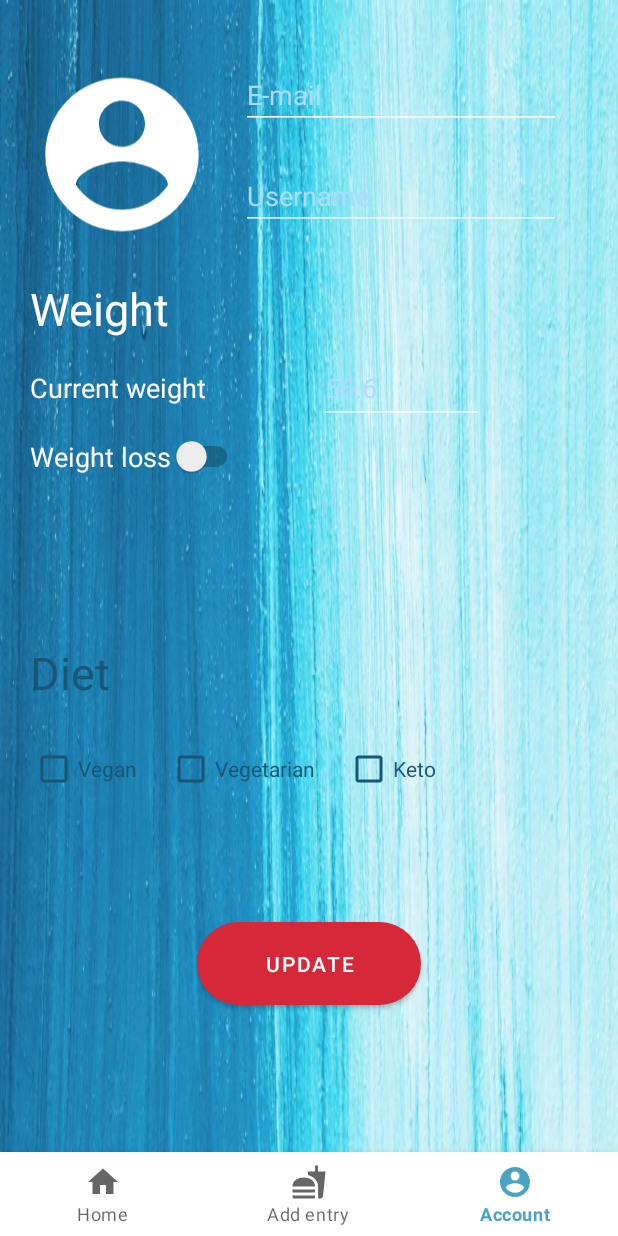
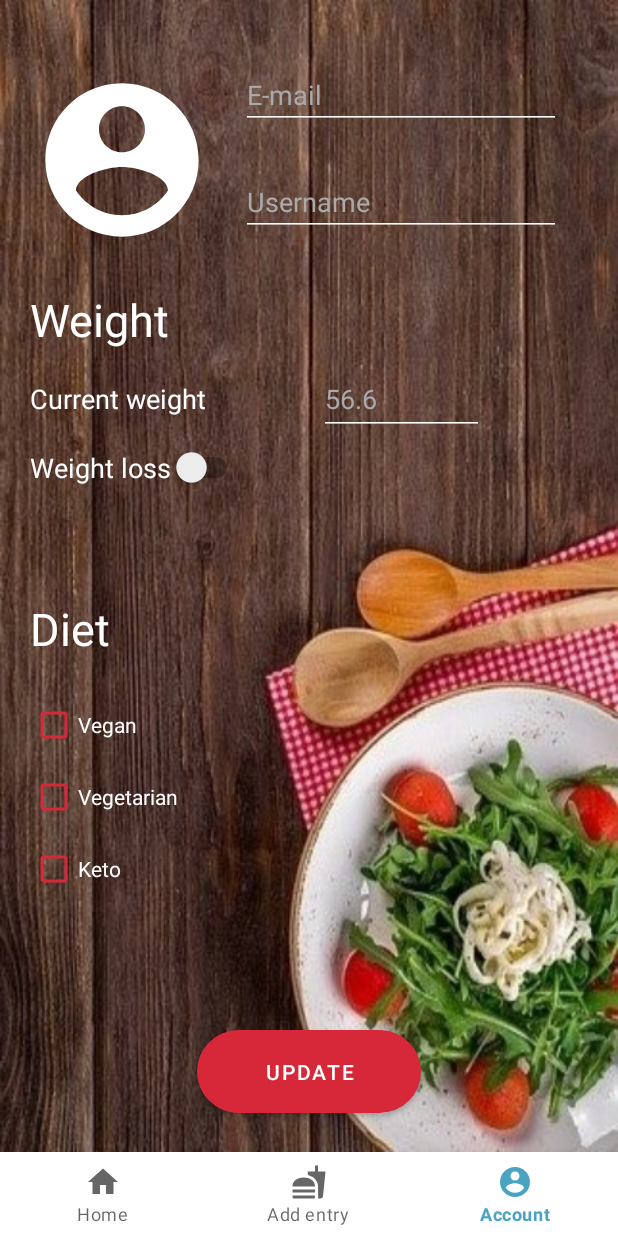
Before and after one commit to ETS-Android2/count.it, an Android app: the AccountFragment screen opened through its navigation route, on a phone screen of 412 x 824 dp. Run offline under Robolectric (Android 15) with nearby library versions, the phone set to English and light mode, and no system bars; our stand-ins replace Firebase (no records; nobody signed in at launch, a user with empty details on screens opened directly), navigation-ui; libraries missing offline, so code that uses them is left out: com.firebase.ui.

Commit message:
changed background of user account, made item for tag recycler view list, added modal windows for tag and filter

```diff
--- a/app/src/main/java/feri/count/it/fragments/AccountFragment.java
+++ b/app/src/main/java/feri/count/it/fragments/AccountFragment.java
@@ -20,7 +20,6 @@ import androidx.annotation.Nullable;
 import androidx.fragment.app.Fragment;
 
 import com.firebase.ui.auth.AuthUI;
-import com.google.android.gms.tasks.OnCompleteListener;
 import com.google.android.gms.tasks.OnFailureListener;
 import com.google.android.gms.tasks.OnSuccessListener;
 import com.google.android.gms.tasks.Task;
@@ -31,21 +30,15 @@ import com.google.firebase.database.DataSnapshot;
 import com.google.firebase.database.DatabaseError;
 import com.google.firebase.database.DatabaseReference;
 import com.google.firebase.database.FirebaseDatabase;
-import com.google.firebase.database.Query;
-import com.google.firebase.database.ValueEventListener;
-import com.google.firebase.firestore.DocumentReference;
 
 import java.util.ArrayList;
 import java.util.Arrays;
 import java.util.List;
-import java.util.Map;
-import java.util.UUID;
 import java.util.regex.Pattern;
 
 import feri.count.datalib.User;
 import feri.count.it.R;
 import feri.count.it.activities.MenuActivity;
-import feri.count.it.activities.RegisterActivity;
 
 public class AccountFragment extends Fragment {
     public static final String TAG = AccountFragment.class.getSimpleName();
@@ -74,7 +67,7 @@ public class AccountFragment extends Fragment {
         edtUsername = (EditText) view.findViewById(R.id.edtUsernameAccount);
         edtCurrentWeight = (EditText) view.findViewById(R.id.edtWeightAccount);
         switchWeightLoss = (Switch) view.findViewById(R.id.switch2);
-        checkBoxVegan = (CheckBox) view.findViewById(R.id.checkBoxVegan);
+        checkBoxVegan = (CheckBox) view.findViewById(R.id.checkBoxDiet);
         checkBoxVegetarian = (CheckBox) view.findViewById(R.id.checkBoxVegeterian);
         checkBoxKeto = (CheckBox) view.findViewById(R.id.checkBoxKeto);
     }
--- /dev/null
+++ b/app/src/main/res/drawable/round_stroke_gray.xml
@@ -0,0 +1,5 @@
+<?xml version="1.0" encoding="utf-8"?>
+<shape xmlns:android="http://schemas.android.com/apk/res/android">
+    <solid android:color="@android:color/darker_gray" />
+    <corners android:radius="100dp" />
+</shape>
--- a/app/src/main/res/layout/fragment_account.xml
+++ b/app/src/main/res/layout/fragment_account.xml
@@ -4,7 +4,7 @@
     xmlns:tools="http://schemas.android.com/tools"
     android:layout_width="match_parent"
     android:layout_height="match_parent"
-    android:background="@drawable/background_account"
+    android:background="@drawable/pasta"
     android:padding="20dp"
     tools:context=".fragments.AccountFragment">
 
@@ -23,7 +23,7 @@
         android:layout_width="wrap_content"
         android:layout_height="wrap_content"
         android:orientation="horizontal"
-        app:layout_constraintGuide_percent="0.2" />
+        app:layout_constraintGuide_percent="0.21" />
 
     <androidx.constraintlayout.widget.Guideline
         android:id="@+id/guideline15"
@@ -48,7 +48,7 @@
         android:hint="E-mail"
         android:inputType="textEmailAddress"
         android:textColor="@color/white"
-        android:textColorHint="@color/ic_launcher_background"
+        android:textColorHint="@android:color/darker_gray"
         app:backgroundTint="@color/white"
         app:layout_constraintEnd_toEndOf="parent"
         app:layout_constraintStart_toStartOf="@+id/guideline15"
@@ -63,7 +63,7 @@
         android:hint="Username"
         android:inputType="textEmailAddress"
         android:textColor="@color/white"
-        android:textColorHint="@color/ic_launcher_background"
+        android:textColorHint="@android:color/darker_gray"
         app:backgroundTint="@color/white"
         app:layout_constraintBottom_toTopOf="@+id/guideline14"
         app:layout_constraintEnd_toEndOf="parent"
@@ -101,7 +101,7 @@
         android:hint="56.6"
         android:inputType="textPersonName"
         android:textColor="@color/white"
-        android:textColorHint="@color/ic_launcher_background"
+        android:textColorHint="@android:color/darker_gray"
         app:backgroundTint="@color/white"
         app:layout_constraintBottom_toBottomOf="@+id/textView9"
         app:layout_constraintEnd_toEndOf="parent"
@@ -124,7 +124,7 @@
         android:layout_width="wrap_content"
         android:layout_height="wrap_content"
         android:text="Diet"
-        android:textColor="@color/blue_sapphire"
+        android:textColor="@color/white"
         android:textSize="30sp"
         app:layout_constraintStart_toStartOf="parent"
         app:layout_constraintTop_toTopOf="@+id/guideline19" />
@@ -134,28 +134,26 @@
         android:layout_width="wrap_content"
         android:layout_height="wrap_content"
         android:orientation="horizontal"
-        app:layout_constraintGuide_percent="0.56" />
+        app:layout_constraintGuide_percent="0.52" />
 
     <CheckBox
         android:id="@+id/checkBoxVegeterian"
         android:layout_width="wrap_content"
         android:layout_height="wrap_content"
-        android:layout_marginStart="20dp"
-        android:layout_marginLeft="20dp"
+        android:buttonTint="@color/crimson"
         android:text="Vegetarian"
-        android:buttonTint="@color/blue_sapphire"
-        android:textColor="@color/blue_sapphire"
-        app:layout_constraintStart_toEndOf="@+id/checkBoxVegan"
-        app:layout_constraintTop_toTopOf="@+id/checkBoxVegan" />
+        android:textColor="@color/white"
+        app:layout_constraintStart_toStartOf="parent"
+        app:layout_constraintTop_toBottomOf="@+id/checkBoxDiet" />
 
     <CheckBox
-        android:id="@+id/checkBoxVegan"
+        android:id="@+id/checkBoxDiet"
         android:layout_width="wrap_content"
         android:layout_height="wrap_content"
         android:layout_marginTop="20dp"
+        android:buttonTint="@color/crimson"
         android:text="Vegan"
-        android:buttonTint="@color/blue_sapphire"
-        android:textColor="@color/blue_sapphire"
+        android:textColor="@color/white"
         app:layout_constraintStart_toStartOf="parent"
         app:layout_constraintTop_toBottomOf="@+id/textView12" />
 
@@ -163,13 +161,11 @@
         android:id="@+id/checkBoxKeto"
         android:layout_width="wrap_content"
         android:layout_height="wrap_content"
-        android:layout_marginStart="20dp"
-        android:layout_marginLeft="20dp"
+        android:buttonTint="@color/crimson"
         android:text="Keto"
-        android:buttonTint="@color/blue_sapphire"
-        android:textColor="@color/blue_sapphire"
-        app:layout_constraintStart_toEndOf="@+id/checkBoxVegeterian"
-        app:layout_constraintTop_toTopOf="@+id/checkBoxVegan" />
+        android:textColor="@color/white"
+        app:layout_constraintStart_toStartOf="parent"
+        app:layout_constraintTop_toBottomOf="@+id/checkBoxVegeterian" />
 
     <Button
         android:id="@+id/button2"
@@ -180,8 +176,7 @@
         app:backgroundTint="@null"
         app:layout_constraintBottom_toBottomOf="parent"
         app:layout_constraintEnd_toEndOf="parent"
-        app:layout_constraintStart_toStartOf="parent"
-        app:layout_constraintTop_toBottomOf="@+id/checkBoxVegeterian" />
+        app:layout_constraintStart_toStartOf="parent" />
 
 
 </androidx.constraintlayout.widget.ConstraintLayout>
```
Also changed, not shown: app/src/main/res/layout/fragment_entry.xml (+19 -2 lines), app/src/main/res/layout/item_tag.xml (added, +18 -0 lines), app/src/main/res/layout/modal_filter.xml (added, +68 -0 lines), app/src/main/res/layout/modal_tag.xml (added, +43 -0 lines), app/src/main/res/drawable/background_account.jpg (deleted), app/src/main/res/drawable/food_background2.jpg (deleted), app/src/main/res/drawable/pasta.jpg (added).
